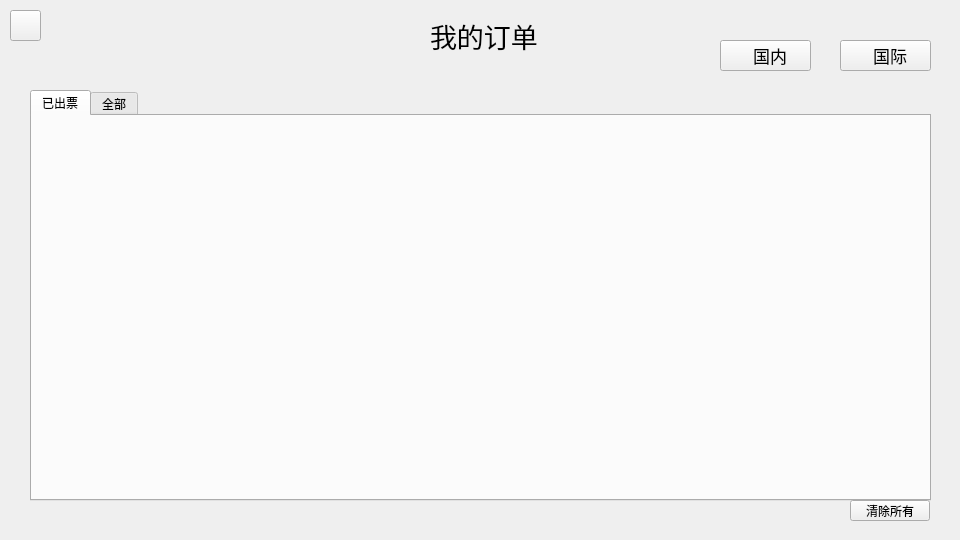
Old version of the form ui/userpage.ui in the repository delete3GM/Flight-Booking-System.
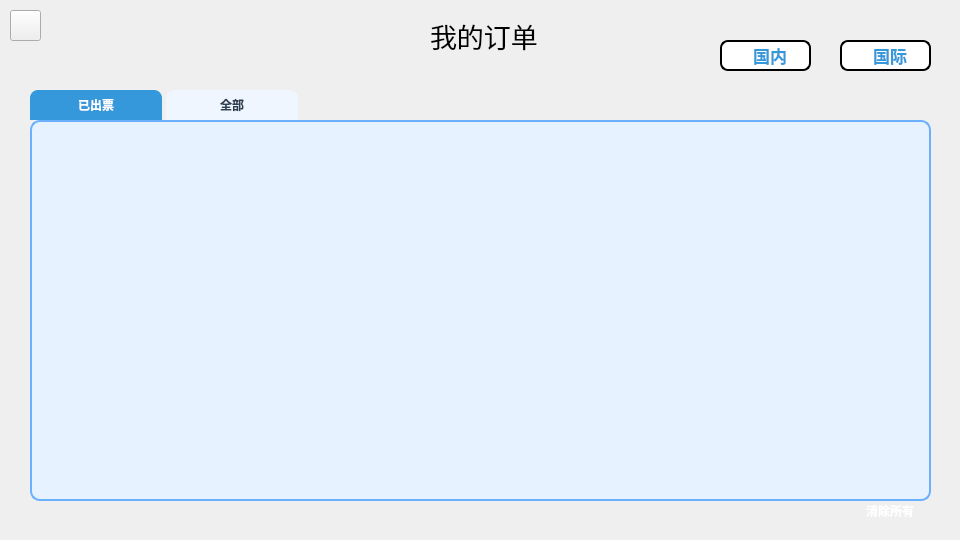
New version of the form. Icons and pictures are not drawn.

Patch:
```diff
--- a/ui/userpage.ui
+++ b/ui/userpage.ui
@@ -40,6 +40,34 @@
      <height>401</height>
     </size>
    </property>
+   <property name="styleSheet">
+    <string notr="true">QTabWidget::pane {  
+        background-color: #e6f2ff;  
+        border: 2px solid #6ab0ff;  
+        border-radius: 10px;  
+    }  
+    
+    QTabBar::tab {  
+        background-color: #f0f6ff;  
+        color: #2c3e50;  
+        padding: 8px 16px;  
+        margin-right: 4px;  
+        border-top-left-radius: 8px;  
+        border-top-right-radius: 8px;  
+        min-width: 100px;  
+        font-weight: bold;  
+    }  
+    
+    QTabBar::tab:selected {  
+        background-color: #3498db;  
+        color: white;  
+    }  
+    
+    QTabBar::tab:hover {  
+        background-color: #5dade2;  
+        color: white;  
+    }  </string>
+   </property>
    <property name="currentIndex">
     <number>0</number>
    </property>
@@ -93,8 +121,33 @@
    <property name="font">
     <font>
      <pointsize>13</pointsize>
+     <bold>true</bold>
     </font>
    </property>
+   <property name="styleSheet">
+    <string notr="true"> QPushButton {  
+        background-color: white;  
+        color: #3498db;  
+        border: 2px solid;  
+        border-image: qlineargradient(  
+            x1:0, y1:0, x2:1, y2:0,   
+            stop:0 #3498db,   
+            stop:1 #2980b9  
+        ) 1;  
+
+        border-radius: 8px;  
+        font-weight: bold;  
+    }  
+    
+    QPushButton:hover {  
+        color: white;  
+        background-color: #3498db;  
+    }  
+    
+    QPushButton:pressed {  
+        background-color: #2980b9;  
+    }  </string>
+   </property>
    <property name="text">
     <string>  国内</string>
    </property>
@@ -152,8 +205,33 @@
    <property name="font">
     <font>
      <pointsize>13</pointsize>
+     <bold>true</bold>
     </font>
    </property>
+   <property name="styleSheet">
+    <string notr="true"> QPushButton {  
+        background-color: white;  
+        color: #3498db;  
+        border: 2px solid;  
+        border-image: qlineargradient(  
+            x1:0, y1:0, x2:1, y2:0,   
+            stop:0 #3498db,   
+            stop:1 #2980b9  
+        ) 1;  
+
+        border-radius: 8px;  
+        font-weight: bold;  
+    }  
+    
+    QPushButton:hover {  
+        color: white;  
+        background-color: #3498db;  
+    }  
+    
+    QPushButton:pressed {  
+        background-color: #2980b9;  
+    }  </string>
+   </property>
    <property name="text">
     <string>  国际</string>
    </property>
@@ -177,6 +255,37 @@
      <height>21</height>
     </rect>
    </property>
+   <property name="styleSheet">
+    <string notr="true">QPushButton {  
+        background: qlineargradient(  
+            x1:0, y1:0, x2:1, y2:0,   
+            stop:0 #e74c3c,   
+            stop:1 #c0392b  
+        );  
+        color: white;  
+        border: none;  
+
+        border-radius: 8px;  
+        font-weight: bold;  
+        font-size: 12px;  
+    }  
+    
+    QPushButton:hover {  
+        background: qlineargradient(  
+            x1:0, y1:0, x2:1, y2:0,   
+            stop:0 #ff6b6b,   
+            stop:1 #e74c3c  
+        );  
+    }  
+    
+    QPushButton:pressed {  
+        background: qlineargradient(  
+            x1:0, y1:0, x2:1, y2:0,   
+            stop:0 #c0392b,   
+            stop:1 #962d22  
+        );  
+    }  </string>
+   </property>
    <property name="text">
     <string>清除所有</string>
    </property>
```
